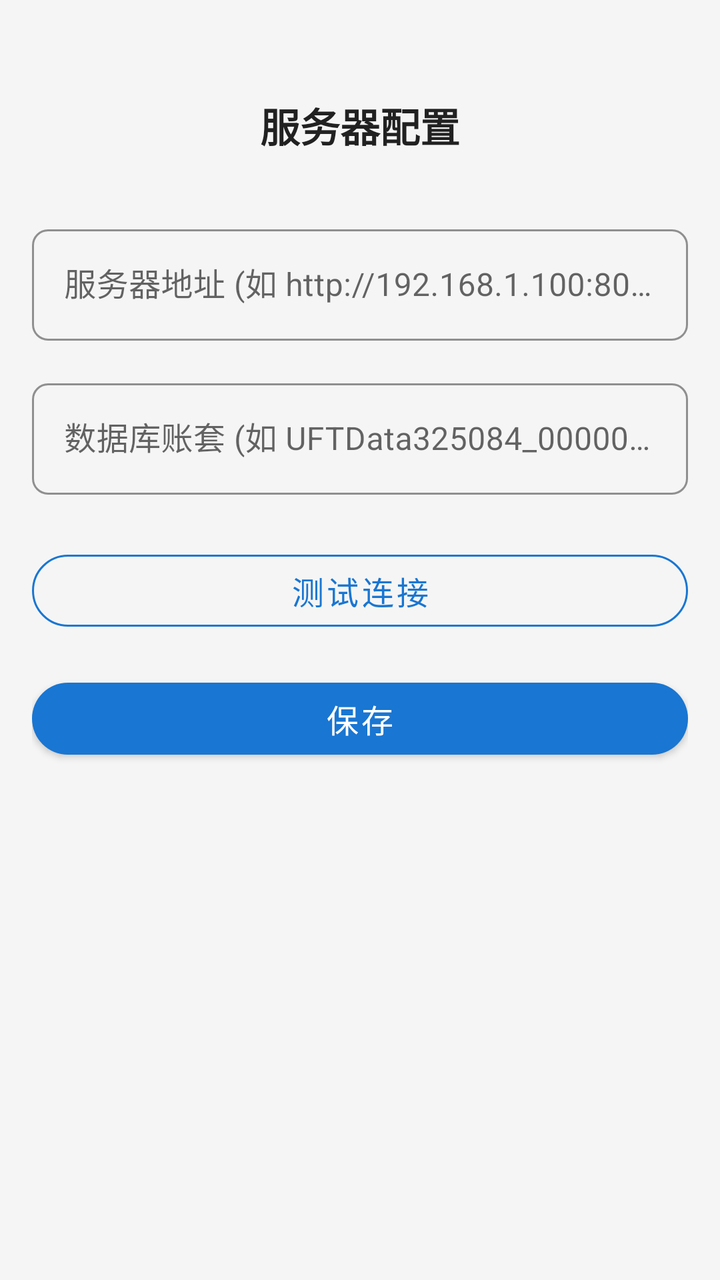
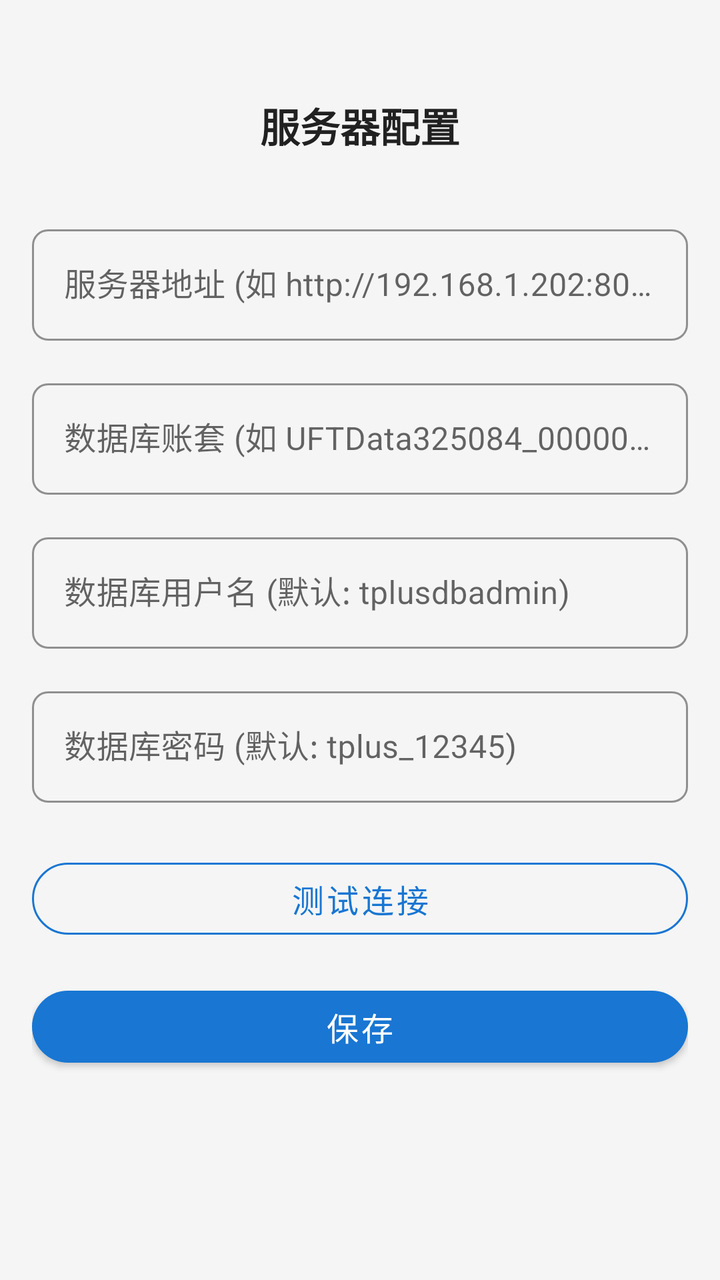

Screens rendered from an Android XML layout before and after an edit, with the pre-edit source and the edit as a unified diff.
<!-- AndroidManifest.xml: application theme Theme.TPlusJFFZ -->
<!-- res/layout/activity_link.xml -->
<?xml version="1.0" encoding="utf-8"?>
<androidx.constraintlayout.widget.ConstraintLayout
    xmlns:android="http://schemas.android.com/apk/res/android"
    xmlns:app="http://schemas.android.com/apk/res-auto"
    xmlns:tools="http://schemas.android.com/tools"
    android:layout_width="match_parent"
    android:layout_height="match_parent"
    android:padding="@dimen/spacing_medium"
    android:background="@color/background"
    tools:context=".ui.link.LinkActivity">

    <TextView
        android:id="@+id/tv_title"
        android:layout_width="wrap_content"
        android:layout_height="wrap_content"
        android:text="@string/link_title"
        android:textSize="@dimen/text_headline"
        android:textColor="@color/text_primary"
        android:textStyle="bold"
        android:layout_marginTop="@dimen/spacing_xlarge"
        app:layout_constraintTop_toTopOf="parent"
        app:layout_constraintStart_toStartOf="parent"
        app:layout_constraintEnd_toEndOf="parent" />

    <com.google.android.material.textfield.TextInputLayout
        android:id="@+id/til_server_url"
        style="@style/Widget.TPlusJFFZ.InputField"
        android:layout_width="0dp"
        android:layout_height="wrap_content"
        android:layout_marginTop="@dimen/spacing_xlarge"
        android:hint="@string/hint_server_url"
        app:layout_constraintTop_toBottomOf="@id/tv_title"
        app:layout_constraintStart_toStartOf="parent"
        app:layout_constraintEnd_toEndOf="parent">

        <com.google.android.material.textfield.TextInputEditText
            android:id="@+id/et_server_url"
            android:layout_width="match_parent"
            android:layout_height="wrap_content"
            android:inputType="textUri"
            android:imeOptions="actionDone" />
    </com.google.android.material.textfield.TextInputLayout>

    <com.google.android.material.textfield.TextInputLayout
        android:id="@+id/til_database_name"
        style="@style/Widget.TPlusJFFZ.InputField"
        android:layout_width="0dp"
        android:layout_height="wrap_content"
        android:layout_marginTop="@dimen/spacing_medium"
        android:hint="@string/hint_database_name"
        app:layout_constraintTop_toBottomOf="@id/til_server_url"
        app:layout_constraintStart_toStartOf="parent"
        app:layout_constraintEnd_toEndOf="parent">

        <com.google.android.material.textfield.TextInputEditText
            android:id="@+id/et_database_name"
            android:layout_width="match_parent"
            android:layout_height="wrap_content"
            android:inputType="text"
            android:imeOptions="actionDone" />
    </com.google.android.material.textfield.TextInputLayout>

    <com.google.android.material.button.MaterialButton
        android:id="@+id/btn_test_connection"
        style="@style/Widget.TPlusJFFZ.Button.Secondary"
        android:layout_width="0dp"
        android:layout_height="@dimen/button_height"
        android:text="@string/btn_test_connection"
        android:layout_marginTop="@dimen/spacing_large"
        app:layout_constraintTop_toBottomOf="@id/til_database_name"
        app:layout_constraintStart_toStartOf="parent"
        app:layout_constraintEnd_toEndOf="parent" />

    <com.google.android.material.button.MaterialButton
        android:id="@+id/btn_save"
        style="@style/Widget.TPlusJFFZ.Button.Primary"
        android:layout_width="0dp"
        android:layout_height="@dimen/button_height"
        android:text="@string/btn_save"
        android:layout_marginTop="@dimen/spacing_medium"
        app:layout_constraintTop_toBottomOf="@id/btn_test_connection"
        app:layout_constraintStart_toStartOf="parent"
        app:layout_constraintEnd_toEndOf="parent" />

    <ProgressBar
        android:id="@+id/progress_bar"
        android:layout_width="wrap_content"
        android:layout_height="wrap_content"
        android:visibility="gone"
        app:layout_constraintTop_toTopOf="parent"
        app:layout_constraintBottom_toBottomOf="parent"
        app:layout_constraintStart_toStartOf="parent"
        app:layout_constraintEnd_toEndOf="parent" />

</androidx.constraintlayout.widget.ConstraintLayout>
<!-- resources referenced by this layout -->
<resources>
  <color name="background">#F5F5F5</color>
  <color name="text_primary">#212121</color>
  <dimen name="button_height">48dp</dimen>
  <dimen name="spacing_large">24dp</dimen>
  <dimen name="spacing_medium">16dp</dimen>
  <dimen name="spacing_xlarge">32dp</dimen>
  <dimen name="text_headline">20sp</dimen>
  <string name="btn_save">保存</string>
  <string name="btn_test_connection">测试连接</string>
  <string name="hint_database_name">数据库账套 (如 UFTData325084_0000008)</string>
  <string name="hint_server_url">服务器地址 (如 http://192.168.1.100:8080)</string>
  <string name="link_title">服务器配置</string>
  <style name="Widget.TPlusJFFZ.Button.Primary" parent="Widget.MaterialComponents.Button">
          <item name="android:layout_height">@dimen/button_height</item>
          <item name="cornerRadius">@dimen/button_corner_radius</item>
          <item name="android:textColor">@color/white</item>
          <item name="android:textSize">@dimen/text_subtitle</item>
          <item name="android:paddingStart">@dimen/button_padding_horizontal</item>
          <item name="android:paddingEnd">@dimen/button_padding_horizontal</item>
          <item name="android:textAllCaps">false</item>
      </style>
  <style name="Widget.TPlusJFFZ.Button.Secondary" parent="Widget.MaterialComponents.Button.OutlinedButton">
          <item name="android:layout_height">@dimen/button_height</item>
          <item name="cornerRadius">@dimen/button_corner_radius</item>
          <item name="android:textColor">@color/primary</item>
          <item name="android:textSize">@dimen/text_subtitle</item>
          <item name="strokeColor">@color/primary</item>
          <item name="android:textAllCaps">false</item>
      </style>
  <style name="Widget.TPlusJFFZ.InputField" parent="Widget.MaterialComponents.TextInputLayout.OutlinedBox">
          <item name="boxCornerRadiusTopStart">@dimen/input_corner_radius</item>
          <item name="boxCornerRadiusTopEnd">@dimen/input_corner_radius</item>
          <item name="boxCornerRadiusBottomStart">@dimen/input_corner_radius</item>
          <item name="boxCornerRadiusBottomEnd">@dimen/input_corner_radius</item>
          <item name="boxStrokeColor">@color/primary</item>
      </style>
  <style name="Theme.TPlusJFFZ" parent="Theme.MaterialComponents.DayNight.NoActionBar">
          <item name="colorPrimary">@color/primary</item>
          <item name="colorPrimaryVariant">@color/primary_dark</item>
          <item name="colorOnPrimary">@color/white</item>
          <item name="colorSecondary">@color/accent</item>
          <item name="colorSecondaryVariant">@color/accent</item>
          <item name="colorOnSecondary">@color/white</item>
          <item name="android:statusBarColor">@color/primary_dark</item>
          <item name="android:navigationBarColor">@color/background</item>
          <item name="android:windowBackground">@color/background</item>
          <item name="android:textColorPrimary">@color/text_primary</item>
          <item name="android:textColorSecondary">@color/text_secondary</item>
      </style>
  <dimen name="button_corner_radius">24dp</dimen>
  <color name="white">#FFFFFFFF</color>
  <dimen name="text_subtitle">16sp</dimen>
  <dimen name="button_padding_horizontal">24dp</dimen>
  <color name="primary">#1976D2</color>
  <dimen name="input_corner_radius">8dp</dimen>
  <color name="primary_dark">#1565C0</color>
  <color name="accent">#FF4081</color>
  <color name="text_secondary">#757575</color>
</resources>

<!-- the commit's change to res/layout/activity_link.xml (unified diff, before → after) -->
@@ -60,6 +60,44 @@
             android:imeOptions="actionDone" />
     </com.google.android.material.textfield.TextInputLayout>
 
+    <com.google.android.material.textfield.TextInputLayout
+        android:id="@+id/til_db_user"
+        style="@style/Widget.TPlusJFFZ.InputField"
+        android:layout_width="0dp"
+        android:layout_height="wrap_content"
+        android:layout_marginTop="@dimen/spacing_medium"
+        android:hint="@string/hint_db_user"
+        app:layout_constraintTop_toBottomOf="@id/til_database_name"
+        app:layout_constraintStart_toStartOf="parent"
+        app:layout_constraintEnd_toEndOf="parent">
+
+        <com.google.android.material.textfield.TextInputEditText
+            android:id="@+id/et_db_user"
+            android:layout_width="match_parent"
+            android:layout_height="wrap_content"
+            android:inputType="text"
+            android:imeOptions="actionDone" />
+    </com.google.android.material.textfield.TextInputLayout>
+
+    <com.google.android.material.textfield.TextInputLayout
+        android:id="@+id/til_db_password"
+        style="@style/Widget.TPlusJFFZ.InputField"
+        android:layout_width="0dp"
+        android:layout_height="wrap_content"
+        android:layout_marginTop="@dimen/spacing_medium"
+        android:hint="@string/hint_db_password"
+        app:layout_constraintTop_toBottomOf="@id/til_db_user"
+        app:layout_constraintStart_toStartOf="parent"
+        app:layout_constraintEnd_toEndOf="parent">
+
+        <com.google.android.material.textfield.TextInputEditText
+            android:id="@+id/et_db_password"
+            android:layout_width="match_parent"
+            android:layout_height="wrap_content"
+            android:inputType="textPassword"
+            android:imeOptions="actionDone" />
+    </com.google.android.material.textfield.TextInputLayout>
+
     <com.google.android.material.button.MaterialButton
         android:id="@+id/btn_test_connection"
         style="@style/Widget.TPlusJFFZ.Button.Secondary"
@@ -67,7 +105,7 @@
         android:layout_height="@dimen/button_height"
         android:text="@string/btn_test_connection"
         android:layout_marginTop="@dimen/spacing_large"
-        app:layout_constraintTop_toBottomOf="@id/til_database_name"
+        app:layout_constraintTop_toBottomOf="@id/til_db_password"
         app:layout_constraintStart_toStartOf="parent"
         app:layout_constraintEnd_toEndOf="parent" />
 
<!-- resource entries referenced after the edit -->
@@ -10,7 +10,9 @@
   <string name="btn_save">保存</string>
   <string name="btn_test_connection">测试连接</string>
   <string name="hint_database_name">数据库账套 (如 UFTData325084_0000008)</string>
-  <string name="hint_server_url">服务器地址 (如 http://192.168.1.100:8080)</string>
+  <string name="hint_db_password">数据库密码 (默认: tplus_12345)</string>
+  <string name="hint_db_user">数据库用户名 (默认: tplusdbadmin)</string>
+  <string name="hint_server_url">服务器地址 (如 http://192.168.1.202:8083)</string>
   <string name="link_title">服务器配置</string>
   <style name="Widget.TPlusJFFZ.Button.Primary" parent="Widget.MaterialComponents.Button">
           <item name="android:layout_height">@dimen/button_height</item>
